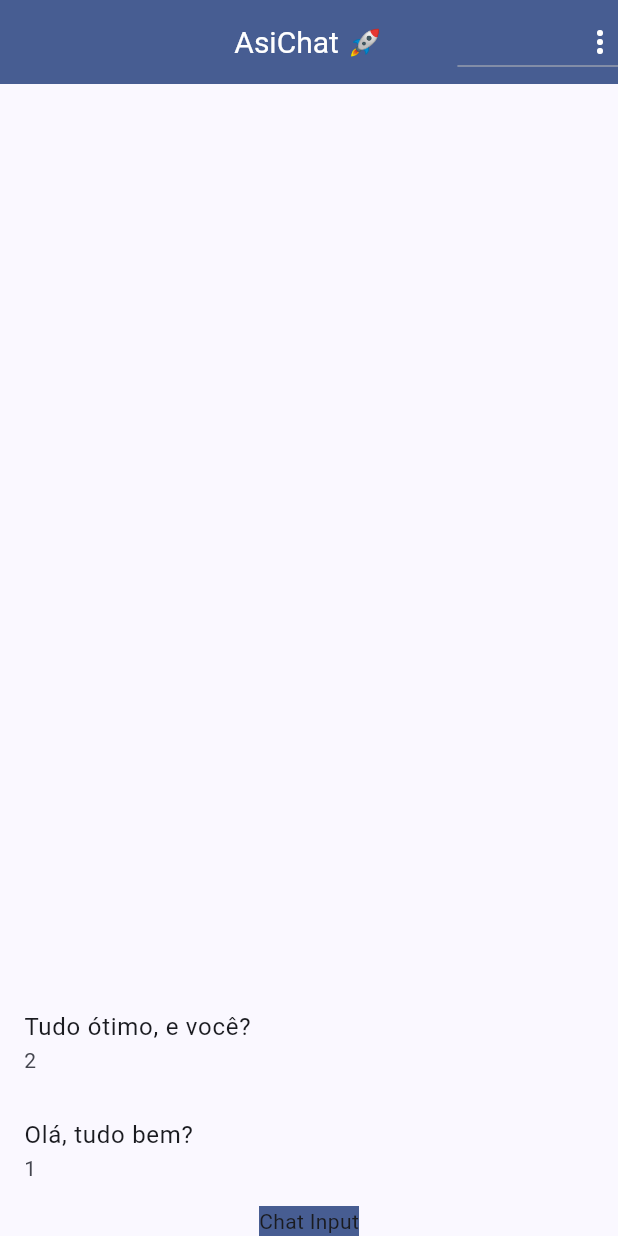
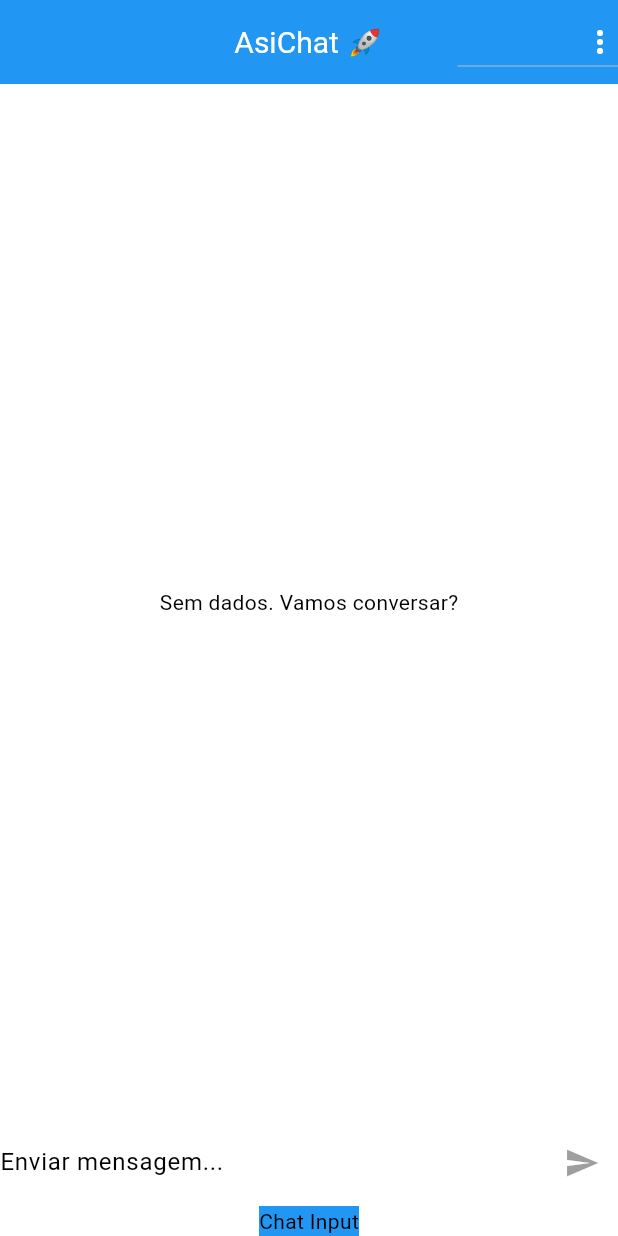
Before and after one commit to ottaviolucrii/chat, a Flutter app: the screen it shows after launch, on a phone screen of 412 x 824 dp. Run offline on Flutter 3.47's test engine with Material 3 defaults, Android fonts, the phone set to English and light mode, and no system bars; our stand-ins replace image_picker; accounts and stored records are empty.

Commit message:
Atualizando alguns erros de cominicação entre componentes, criando newMessages e messageBubble

```diff
--- a/lib/components/messages.dart
+++ b/lib/components/messages.dart
@@ -1,4 +1,6 @@
+import 'package:chat/components/message_bubble.dart';
 import 'package:chat/core/models/chat_message.dart';
+import 'package:chat/core/services/auth/auth_service.dart';
 import 'package:chat/core/services/chat/chat_service.dart';
 import 'package:flutter/material.dart';
 
@@ -7,29 +9,24 @@ class Messages extends StatelessWidget {
 
   @override
   Widget build(BuildContext context) {
+    final currentUser = AuthService().currentUser;
     return StreamBuilder<List<ChatMessage>>(
       stream: ChatService().messagesStream(),
-      builder: (ctx, snapshot){
-        if(snapshot.connectionState == ConnectionState.waiting){
-          return const Center(
-            child: CircularProgressIndicator(),
-          );
-        }else if(!snapshot.hasData || snapshot.data!.isEmpty){
-          return const Center(
-            child: Text('No messages yet'),
-          );
+      builder: (ctx, snapshot) {
+        if (snapshot.connectionState == ConnectionState.waiting) {
+          return const Center(child: CircularProgressIndicator());
+        } else if (!snapshot.hasData || snapshot.data!.isEmpty) {
+          return const Center(child: Text('Sem dados. Vamos conversar?'));
         } else {
           final msgs = snapshot.data!;
           return ListView.builder(
             reverse: true,
             itemCount: msgs.length,
-            itemBuilder: (ctx, index) {
-              final message = msgs[index];
-            return ListTile(
-              title: Text(message.text),
-              subtitle: Text(message.userId),
-            );
-            },
+            itemBuilder: (ctx, i) => MessageBubble(
+              key: ValueKey(msgs[i].id),
+              message: msgs[i],
+              belongsToCurrentUser: currentUser?.id == msgs[i].userId,
+            ),
           );
         }
       },
--- a/lib/components/new_message.dart
+++ b/lib/components/new_message.dart
@@ -1,12 +1,50 @@
+import 'package:chat/core/services/auth/auth_service.dart';
+import 'package:chat/core/services/chat/chat_service.dart';
 import 'package:flutter/material.dart';
 
-class NewMessage extends StatelessWidget {
+class NewMessage extends StatefulWidget {
   const NewMessage({super.key});
 
   @override
+  State<NewMessage> createState() => _NewMessageState();
+}
+
+class _NewMessageState extends State<NewMessage> {
+  String _message = '';
+  final _messageController = TextEditingController();
+
+  Future<void> _sendMessage() async {
+    final user = AuthService().currentUser;
+
+    if (user != null) {
+      await ChatService().save(_message, user);
+      _messageController.clear();
+    }
+  }
+
+  @override
   Widget build(BuildContext context) {
-    return  Center(
-
+    return Row(
+      children: [
+        Expanded(
+          child: TextField(
+            controller: _messageController,
+            onChanged: (msg) => setState(() => _message = msg),
+            decoration: InputDecoration(
+              labelText: 'Enviar mensagem...',
+            ),
+            onSubmitted: (_) {
+              if (_message.trim().isNotEmpty) {
+                _sendMessage();
+              }
+            },
+          ),
+        ),
+        IconButton(
+          icon: Icon(Icons.send),
+          onPressed: _message.trim().isEmpty ? null : _sendMessage,
+        ),
+      ],
     );
   }
 }
--- a/lib/core/services/auth/auth_mock_service.dart
+++ b/lib/core/services/auth/auth_mock_service.dart
@@ -1,26 +1,25 @@
+import 'dart:io';
 import 'dart:async';
-import 'dart:io';
 import 'dart:math';
 import 'package:chat/core/models/chat_user.dart';
 import 'package:chat/core/services/auth/auth_service.dart';
 
 class AuthMockService implements AuthService {
-  static final _defaultUSer = ChatUser(
-    id: '1',
-    name: 'Test User',
-    email: 'dummy@ottaviolucri.com.br',
-    imageUrl: 'assets\images\avatar.png',
+  static const _defaultUser = ChatUser(
+    id: '456',
+    name: 'Ana',
+    email: 'ana@cod3r.com.br',
+    imageUrl: 'assets/images/avatar.png',
   );
 
-
-  static Map<String, ChatUser> _users = {
-    _defaultUSer.email: _defaultUSer,
+  static final Map<String, ChatUser> _users = {
+    _defaultUser.email: _defaultUser,
   };
   static ChatUser? _currentUser;
-  static late MultiStreamController<ChatUser?> _controller;
+  static MultiStreamController<ChatUser?>? _controller;
   static final _userStream = Stream<ChatUser?>.multi((controller) {
     _controller = controller;
-    _updateUser(_defaultUSer);
+    _updateUser(_defaultUser);
   });
 
   @override
@@ -34,19 +33,6 @@ class AuthMockService implements AuthService {
   }
 
   @override
-  Future<void> login(
-    String email,
-    String password,
-  ) async {
-    _updateUser(_users[email]);
-  }
-
-  @override
-  Future<void> logout() async {
-    _updateUser(null);
-  }
-
-  @override
   Future<void> signup(
     String name,
     String email,
@@ -57,10 +43,21 @@ class AuthMockService implements AuthService {
       id: Random().nextDouble().toString(),
       name: name,
       email: email,
-      imageUrl: image?.path ?? 'assets\images\avatar.png',
+      imageUrl: image?.path ?? 'assets/images/avatar.png',
     );
+
     _users.putIfAbsent(email, () => newUser);
     _updateUser(newUser);
+  }
+
+  @override
+  Future<void> login(String email, String password) async {
+    _updateUser(_users[email]);
+  }
+
+  @override
+  Future<void> logout() async {
+    _updateUser(null);
   }
 
   static void _updateUser(ChatUser? user) {
--- a/lib/core/services/chat/chat_mock_service.dart
+++ b/lib/core/services/chat/chat_mock_service.dart
@@ -1,80 +1,35 @@
 import 'dart:async';
-import 'dart:io';
 import 'dart:math';
-
 import 'package:chat/core/models/chat_message.dart';
 import 'package:chat/core/models/chat_user.dart';
 import 'package:chat/core/services/chat/chat_service.dart';
 
 class ChatMockService implements ChatService {
-  static final List<ChatMessage> _msgs = [
-    ChatMessage(
-      id: '1',
-      text: 'Olá, tudo bem?',
-      userId: '1',
-      createdAt: DateTime.now().subtract(const Duration(minutes: 5)),
-      userName: 'Test User',
-      userImageURL: 'assets\images\avatar.png',
-    ),
-    ChatMessage(
-      id: '2',
-      text: 'Tudo ótimo, e você?',
-      userId: '2',
-      createdAt: DateTime.now().subtract(const Duration(minutes: 2)),
-      userName: 'Test User 2',
-      userImageURL: 'assets\images\avatar.png',
-    ),
-  ];
+  static final List<ChatMessage> _msgs = [];
+
   static MultiStreamController<List<ChatMessage>>? _controller;
-  static final _msgStream = Stream<List<ChatMessage>>.multi((controller) {
+  static final _msgsStream = Stream<List<ChatMessage>>.multi((controller) {
     _controller = controller;
-    _controller!.add(_msgs);
+    controller.add(_msgs);
   });
 
-  ChatMockService();
+  @override
+  Stream<List<ChatMessage>> messagesStream() {
+    return _msgsStream;
+  }
 
+  @override
   Future<ChatMessage> save(String text, ChatUser user) async {
-    final _newMessagem = ChatMessage(
+    final newMessage = ChatMessage(
       id: Random().nextDouble().toString(),
       text: text,
+      createdAt: DateTime.now(),
       userId: user.id,
-      createdAt: DateTime.now(),
       userName: user.name,
       userImageURL: user.imageUrl,
     );
-    _msgs.add(_newMessagem);
-    _controller!.add(_msgs);
-    return _newMessagem;
-  }
-
-  @override
-  Stream<List<ChatMessage>> messagesStream() {
-    return  _msgStream;
-  }
-
-  @override
-  // TODO: implement userChanges
-  Stream<ChatUser?> get userChanges => throw UnimplementedError();
-
-  @override
-  // TODO: implement currentUser
-  ChatUser? get currentUser => throw UnimplementedError();
-
-  @override
-  Future<void> login(String email, String password) {
-    // TODO: implement login
-    throw UnimplementedError();
-  }
-
-  @override
-  Future<void> logout() {
-    // TODO: implement logout
-    throw UnimplementedError();
-  }
-
-  @override
-  Future<void> signup(String name, String email, String password, File? image) {
-    // TODO: implement signup
-    throw UnimplementedError();
+    _msgs.add(newMessage);
+    _controller?.add(_msgs.reversed.toList());
+    return newMessage;
   }
 }
--- a/lib/main.dart
+++ b/lib/main.dart
@@ -17,7 +17,12 @@ class MyApp extends StatelessWidget {
     return MaterialApp(
       title: 'Flutter Demo',
       theme: ThemeData(
-        colorScheme: ColorScheme.fromSeed(seedColor: Colors.blue[900]!),
+        colorScheme: ColorScheme.fromSwatch(
+          primarySwatch: Colors.blue,
+        ).copyWith(
+          secondary: Colors.grey,
+        ),
+
         useMaterial3: true,
       ),
       home: AuthOrAppPage(),
--- a/lib/pages/auth_or_app_page.dart
+++ b/lib/pages/auth_or_app_page.dart
@@ -13,16 +13,12 @@ class AuthOrAppPage extends StatelessWidget {
     return Scaffold(
       body: StreamBuilder<ChatUser?>(
         stream: AuthService().userChanges,
-        builder: (context, snapshot) {
+        builder: (ctx, snapshot) {
           if (snapshot.connectionState == ConnectionState.waiting) {
             return const LoadingPage();
+          } else {
+            return snapshot.hasData ? const ChatPage() : const AuthPage();
           }
-
-          if (snapshot.hasData) {
-            return const ChatPage();
-          }
-
-          return const AuthPage();
         },
       ),
     );
--- a/lib/pages/chat_page.dart
+++ b/lib/pages/chat_page.dart
@@ -28,7 +28,7 @@ class ChatPage extends StatelessWidget {
                 value: 'logout',
                 child: Row(
                   children: <Widget>[
-                    Icon(Icons.exit_to_app),
+                    Icon(Icons.exit_to_app, color: Colors.black),
                     SizedBox(width: 8),
                     Text('Logout'),
                   ],
--- a/pubspec.yaml
+++ b/pubspec.yaml
@@ -37,6 +37,7 @@ dependencies:
   cupertino_icons: ^1.0.8
   firebase_core: ^3.10.1
   cloud_firestore: ^5.6.2
+  provider: ^6.1.2
 
 dev_dependencies:
   flutter_test:
```
Also changed, not shown: lib/components/message_bubble.dart (added, +99 -0 lines), lib/core/models/auth_form_data.dart (+5 -9 lines), lib/core/models/chat_notification.dart (added, +26 -0 lines), lib/core/services/chat/chat_service.dart (+3 -17 lines), lib/core/services/notification/push_notification_service.dart (added, +21 -0 lines), lib/pages/auth_page.dart (+14 -24 lines), pubspec.lock.
